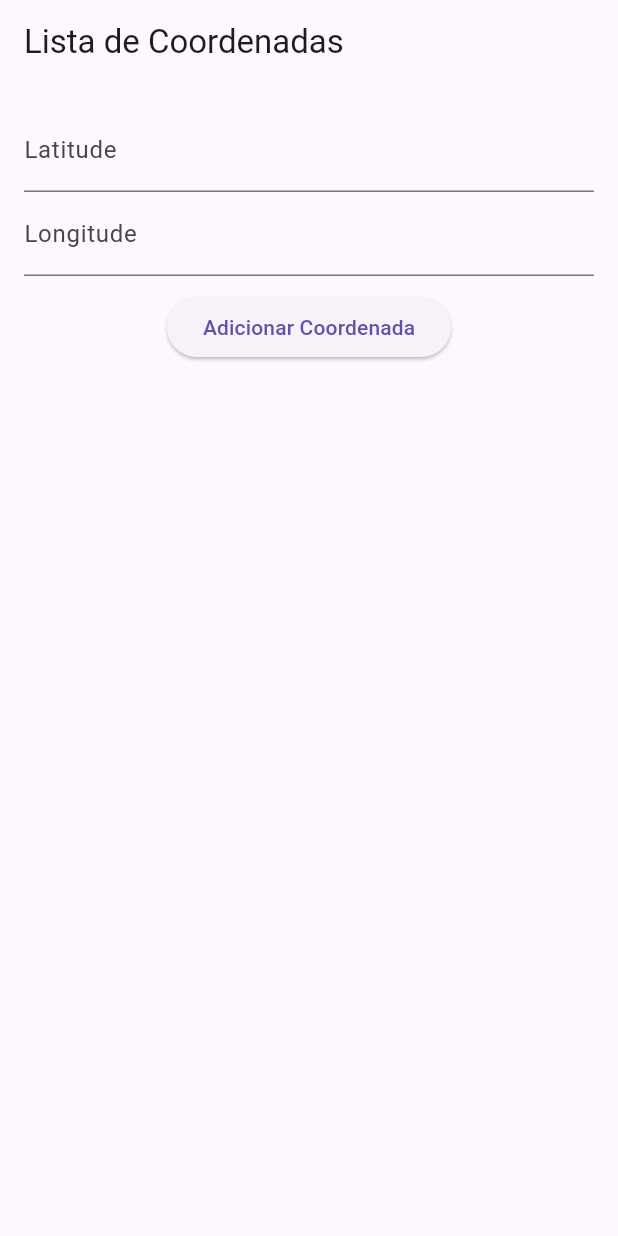
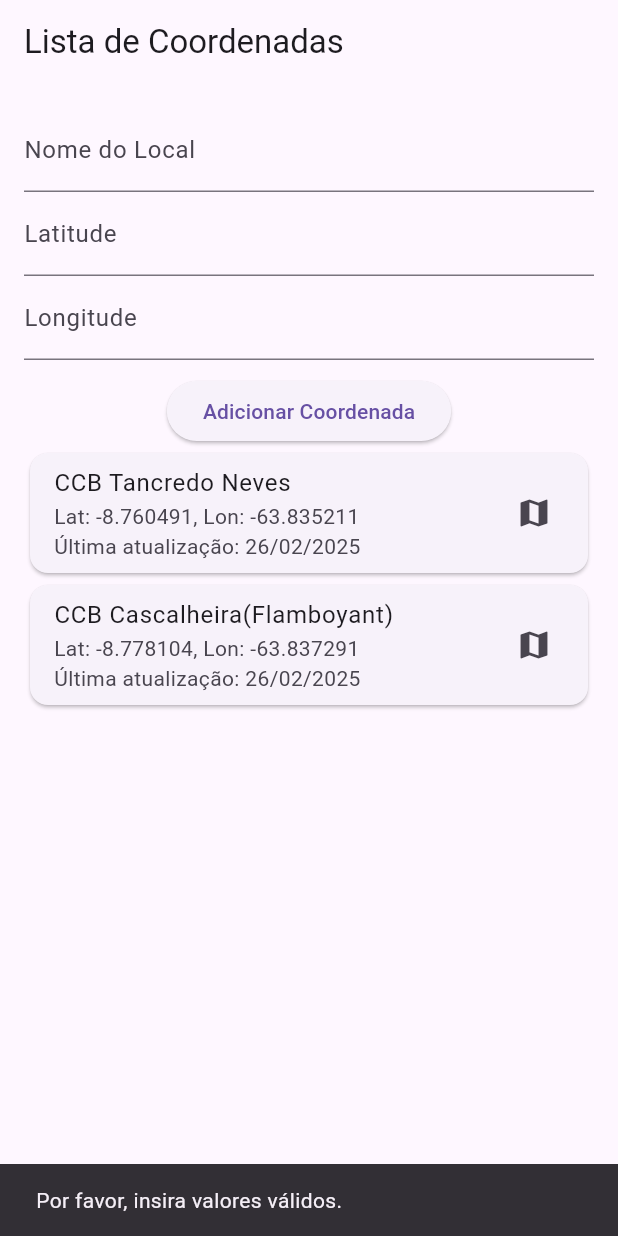
Before and after one commit to esionascimento/coordenadas_ccb, a Flutter app: the screen it shows after launch, after a tap on "Adicionar Coordenada", on a phone screen of 412 x 824 dp. Run offline on Flutter 3.47's test engine with Material 3 defaults, Android fonts, the light colour scheme and no system bars.

Commit message:
refactor: main.dart add coordenadas fixas, add campo Nome do Local

```diff
--- a/lib/main.dart
+++ b/lib/main.dart
@@ -23,21 +23,47 @@
 }
 
 class _CoordenadasScreenState extends State<CoordenadasScreen> {
-  final List<Map<String, double>> coordenadas = [];
+  final List<Map<String, dynamic>> coordenadas = [
+    {
+      'nome': "CCB Tancredo Neves",
+      'latitude': -8.760491,
+      'longitude': -63.835211,
+      'atualizacao': "26/02/2025",
+    },
+    {
+      'nome': "CCB Cascalheira(Flamboyant)",
+      'latitude': -8.778104,
+      'longitude': -63.837291,
+      'atualizacao': "26/02/2025",
+    },
+  ];
+  final TextEditingController nomeController = TextEditingController();
   final TextEditingController latitudeController = TextEditingController();
   final TextEditingController longitudeController = TextEditingController();
 
   void adicionarCoordenada() {
+    final String nome = nomeController.text.trim();
     final double? lat = double.tryParse(latitudeController.text);
     final double? lon = double.tryParse(longitudeController.text);
 
-    if (lat != null && lon != null) {
+    if (nome.isNotEmpty && lat != null && lon != null) {
       setState(() {
-        coordenadas.add({'latitude': lat, 'longitude': lon});
+        coordenadas.add({
+          'nome': nome,
+          'latitude': lat,
+          'longitude': lon,
+          'atualizacao':
+              "${DateTime.now().day}/${DateTime.now().month}/${DateTime.now().year}",
+        });
       });
 
+      nomeController.clear();
       latitudeController.clear();
       longitudeController.clear();
+    } else {
+      ScaffoldMessenger.of(context).showSnackBar(
+        SnackBar(content: Text('Por favor, insira valores válidos.')),
+      );
     }
   }
 
@@ -74,6 +100,10 @@
         child: Column(
           children: [
             TextField(
+              controller: nomeController,
+              decoration: InputDecoration(labelText: "Nome do Local"),
+            ),
+            TextField(
               controller: latitudeController,
               decoration: InputDecoration(labelText: "Latitude"),
               keyboardType: TextInputType.number,
@@ -93,14 +123,18 @@
                 itemCount: coordenadas.length,
                 itemBuilder: (context, index) {
                   final coord = coordenadas[index];
-                  return ListTile(
-                    title: Text(
-                      "Lat: ${coord['latitude']}, Lon: ${coord['longitude']}",
+                  return Card(
+                    child: ListTile(
+                      title: Text(coord['nome']),
+                      subtitle: Text(
+                        "Lat: ${coord['latitude']}, Lon: ${coord['longitude']}\n"
+                        "Última atualização: ${coord['atualizacao']}",
+                      ),
+                      trailing: Icon(Icons.map),
+                      onTap:
+                          () =>
+                              abrirMapa(coord['latitude'], coord['longitude']),
                     ),
-                    trailing: Icon(Icons.map),
-                    onTap:
-                        () =>
-                            abrirMapa(coord['latitude']!, coord['longitude']!),
                   );
                 },
               ),
```
